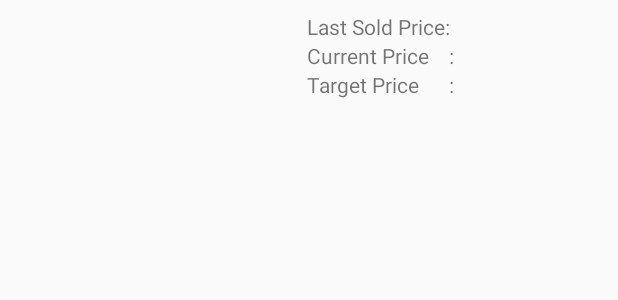
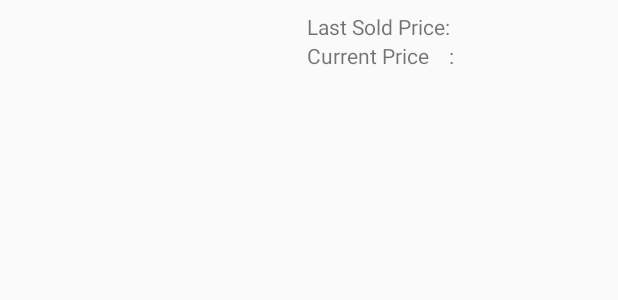
Before and after one commit to gagansingh198661/stocksMobileAndroid, an Android app built with Jetpack Compose: the layout item_layout.xml on its own in the app's theme, with its tools: preview values and no code run, on a phone screen of 412 x 824 dp. Shown: the top 300 px of the screen. Run offline under Robolectric (Android 15) with nearby library versions, the phone set to English and light mode, and no system bars; network calls fail.

```diff
--- a/app/src/main/java/com/example/stocksmonitor/activity/StockDetailActivity.kt
+++ b/app/src/main/java/com/example/stocksmonitor/activity/StockDetailActivity.kt
@@ -120,6 +120,11 @@ class StockDetailActivity : ComponentActivity() {
 
     }
 
+    override fun onResume() {
+        super.onResume()
+        setAdapter(stockSymbolString)
+    }
+
     private fun setAdapter(stockSymbol:String) {
         try{
             val call = RetrofitClient.apiService.getStock(stockSymbol)
--- a/app/src/main/java/com/example/stocksmonitor/adapters/AlarmAdapter.kt
+++ b/app/src/main/java/com/example/stocksmonitor/adapters/AlarmAdapter.kt
@@ -104,6 +104,5 @@ class AlarmAdapter(private val alertList: MutableList<Alert>, private val contex
     }
 
     override fun onItemClick(parent: AdapterView<*>?, view: View?, position: Int, id: Long) {
-        TODO("Not yet implemented")
     }
 }
--- a/app/src/main/java/com/example/stocksmonitor/adapters/StockAdapter.kt
+++ b/app/src/main/java/com/example/stocksmonitor/adapters/StockAdapter.kt
@@ -21,7 +21,6 @@ class StockAdapter(private val infoDTOList: MutableList<InfoDTO>,private val con
         val stockSymbol: TextView = itemView.findViewById(R.id.stockSymbol)
         val currentPrice: TextView = itemView.findViewById(R.id.currentPriceCreateAlert)
         val lastSoldPrice: TextView = itemView.findViewById(R.id.lastSoldPrice)
-        val targetPrice:TextView = itemView.findViewById(R.id.targetPrice)
 
     }
 
@@ -35,7 +34,6 @@ class StockAdapter(private val infoDTOList: MutableList<InfoDTO>,private val con
         holder.lastSoldPrice.text = infoDTO.stock.lastSoldPrice?.toPlainString()
         holder.stockSymbol.text = infoDTO.stock.stockSymbol
         holder.currentPrice.text = infoDTO.stock.currentPrice?.toPlainString()
-        holder.targetPrice.text = infoDTO.stock.targetPrice?.toPlainString()
         holder.itemView.setOnClickListener(View.OnClickListener {
             val pos = holder.bindingAdapterPosition
             val infoDTOInner = infoDTOList[pos]
--- a/app/src/main/res/layout/item_layout.xml
+++ b/app/src/main/res/layout/item_layout.xml
@@ -62,16 +62,6 @@
 
                     />
 
-                <TextView
-                    android:id="@+id/targetPriceLabel"
-                    android:layout_width="wrap_content"
-                    android:layout_height="wrap_content"
-                    android:textSize="14sp"
-                    android:text="Target Price      : "
-                    android:layout_gravity="left"
-                    android:gravity="left"
-
-                    />
             </LinearLayout>
             <LinearLayout
                 android:layout_width="wrap_content"
@@ -96,13 +86,6 @@
                     android:layout_gravity="right"
                     android:gravity="right"/>
 
-                <TextView
-                    android:id="@+id/targetPrice"
-                    android:layout_width="wrap_content"
-                    android:layout_height="wrap_content"
-                    android:textSize="14sp"
-                    android:layout_gravity="right"/>
-
             </LinearLayout>
         </LinearLayout>
     </LinearLayout>
```
